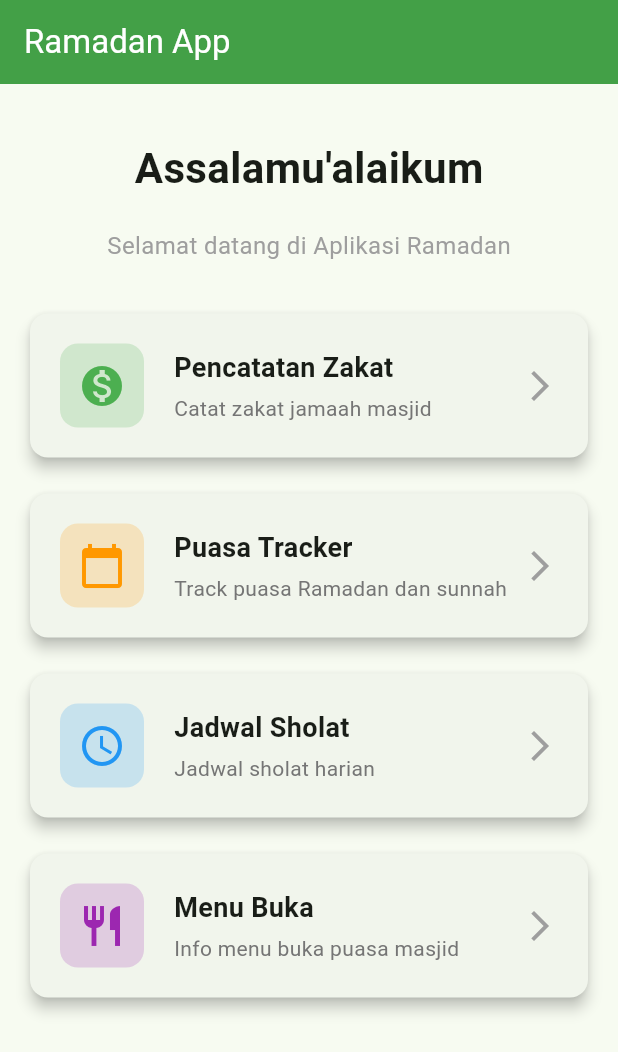
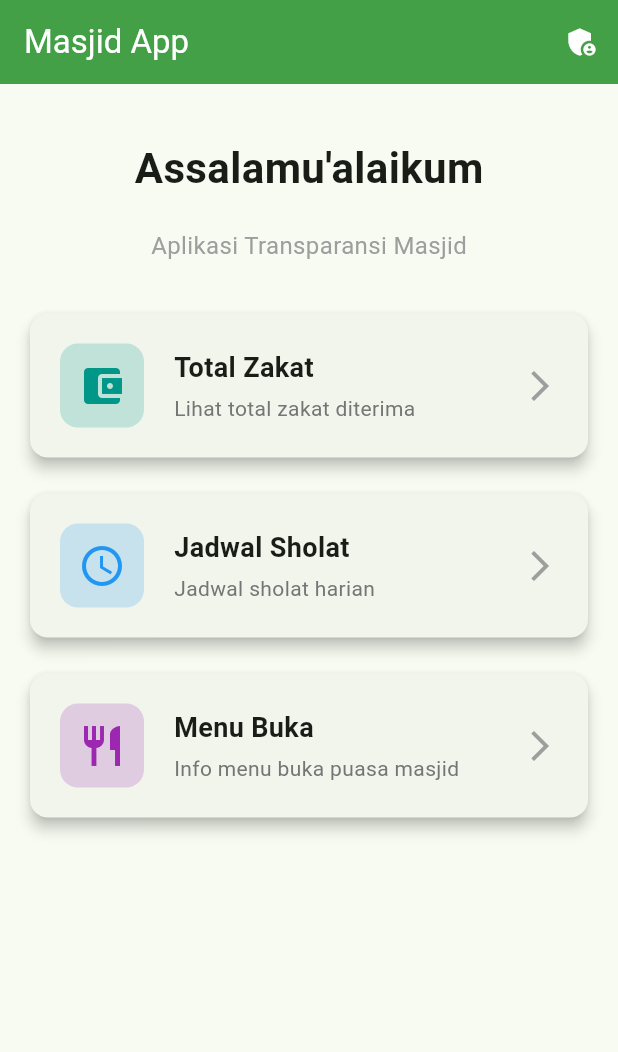
Before and after one commit to muhtegaralfikri/ramadhan-app, a Flutter app: the screen it shows after launch, on a phone screen of 412 x 824 dp. Shown: the top 1052 px of the screen. Run offline on Flutter 3.47's test engine with Material 3 defaults, Android fonts, the phone set to English and light mode, and no system bars; our stand-ins replace supabase_flutter; accounts and stored records are empty; statements that could not run were skipped.

Commit message:
Implement authentication features with login screen and admin management; refactor HomeScreen and ZakatListScreen for admin role handling

```diff
--- a/lib/main.dart
+++ b/lib/main.dart
@@ -1,6 +1,7 @@
 import 'package:flutter/material.dart';
 import 'config/supabase_config.dart';
 import 'screens/home/home_screen.dart';
+import 'services/auth_service.dart';
 
 void main() async {
   WidgetsFlutterBinding.ensureInitialized();
@@ -15,13 +16,67 @@ class MyApp extends StatelessWidget {
   @override
   Widget build(BuildContext context) {
     return MaterialApp(
-      title: 'Ramadan App',
+      title: 'Masjid App',
       debugShowCheckedModeBanner: false,
       theme: ThemeData(
         colorScheme: ColorScheme.fromSeed(seedColor: Colors.green),
         useMaterial3: true,
       ),
-      home: const HomeScreen(),
+      home: const MainApp(),
     );
   }
 }
+
+class MainApp extends StatefulWidget {
+  const MainApp({super.key});
+
+  @override
+  State<MainApp> createState() => _MainAppState();
+}
+
+class _MainAppState extends State<MainApp> {
+  final AuthService _authService = AuthService();
+  bool _isAdmin = false;
+
+  @override
+  void initState() {
+    super.initState();
+    _checkAuthStatus();
+
+    // Listen to auth state changes
+    _authService.authStateChanges.listen((data) {
+      if (data.session != null) {
+        setState(() {
+          _isAdmin = true;
+        });
+      } else {
+        setState(() {
+          _isAdmin = false;
+        });
+      }
+    });
+  }
+
+  void _checkAuthStatus() {
+    setState(() {
+      _isAdmin = _authService.isLoggedIn;
+    });
+  }
+
+  @override
+  Widget build(BuildContext context) {
+    return HomeScreen(
+      isAdmin: _isAdmin,
+      onLoginSuccess: () {
+        setState(() {
+          _isAdmin = true;
+        });
+      },
+      onLogout: () {
+        setState(() {
+          _isAdmin = false;
+        });
+      },
+    );
+  }
+}
--- a/lib/screens/home/home_screen.dart
+++ b/lib/screens/home/home_screen.dart
@@ -1,43 +1,91 @@
 import 'package:flutter/material.dart';
 import '../zakat/zakat_list_screen.dart';
-import '../puasa/puasa_screen.dart';
+import '../auth/login_screen.dart';
 import '../jadwal/jadwal_screen.dart';
 import '../menu_buka/menu_screen.dart';
-import '../../models/zakat.dart';
+import '../../services/auth_service.dart';
 
 class HomeScreen extends StatefulWidget {
-  const HomeScreen({super.key});
+  final bool isAdmin;
+  final VoidCallback onLoginSuccess;
+  final VoidCallback onLogout;
+
+  const HomeScreen({
+    super.key,
+    required this.isAdmin,
+    required this.onLoginSuccess,
+    required this.onLogout,
+  });
 
   @override
   State<HomeScreen> createState() => _HomeScreenState();
 }
 
 class _HomeScreenState extends State<HomeScreen> {
-  final List<Zakat> _zakatList = [];
+  final AuthService _authService = AuthService();
 
-  void _handleZakatSaved(Zakat zakat) {
-    setState(() {
-      _zakatList.add(zakat);
-    });
+  Future<void> _handleLogin() async {
+    final result = await Navigator.push(
+      context,
+      MaterialPageRoute(builder: (context) => const LoginScreen()),
+    );
+    if (result == true) {
+      widget.onLoginSuccess();
+    }
   }
 
-  void _handleZakatEdited(Zakat zakat) {
-    // Implement edit logic jika needed
+  Future<void> _handleLogout() async {
+    final confirmed = await showDialog<bool>(
+      context: context,
+      builder: (context) => AlertDialog(
+        title: const Text('Logout'),
+        content: const Text('Apakah Anda yakin ingin logout?'),
+        actions: [
+          TextButton(
+            onPressed: () => Navigator.pop(context, false),
+            child: const Text('Batal'),
+          ),
+          ElevatedButton(
+            onPressed: () => Navigator.pop(context, true),
+            style: ElevatedButton.styleFrom(backgroundColor: Colors.red),
+            child: const Text('Logout', style: TextStyle(color: Colors.white)),
+          ),
+        ],
+      ),
+    );
+
+    if (confirmed == true) {
+      await _authService.logout();
+      widget.onLogout();
+      if (mounted) {
+        ScaffoldMessenger.of(context).showSnackBar(
+          const SnackBar(content: Text('Berhasil logout')),
+        );
       }
-
-  void _handleZakatDeleted(String id) {
-    setState(() {
-      _zakatList.removeWhere((z) => z.id == id);
-    });
+    }
   }
 
   @override
   Widget build(BuildContext context) {
     return Scaffold(
       appBar: AppBar(
-        title: const Text('Ramadan App', style: TextStyle(color: Colors.white)),
+        title: Text(widget.isAdmin ? 'Dashboard Admin' : 'Masjid App', style: const TextStyle(color: Colors.white)),
         backgroundColor: Colors.green.shade600,
         elevation: 0,
+        actions: [
+          if (widget.isAdmin)
+            IconButton(
+              icon: const Icon(Icons.logout, color: Colors.white),
+              onPressed: _handleLogout,
+              tooltip: 'Logout',
+            )
+          else
+            IconButton(
+              icon: const Icon(Icons.admin_panel_settings, color: Colors.white),
+              onPressed: _handleLogin,
+              tooltip: 'Login Admin',
+            ),
+        ],
       ),
       body: SingleChildScrollView(
         child: Padding(
@@ -54,41 +102,44 @@ class _HomeScreenState extends State<HomeScreen> {
                   ),
                 ),
               ),
-              const Center(
+              Center(
                 child: Padding(
-                  padding: EdgeInsets.only(bottom: 30.0),
+                  padding: const EdgeInsets.only(bottom: 30.0),
                   child: Text(
-                    'Selamat datang di Aplikasi Ramadan',
+                    widget.isAdmin
+                        ? 'Selamat datang, Admin'
+                        : 'Aplikasi Transparansi Masjid',
                     style: TextStyle(fontSize: 16, color: Colors.grey),
                   ),
                 ),
               ),
+              if (widget.isAdmin) ...[
                 _buildMenuCard(
                   context,
                   'Pencatatan Zakat',
-                'Catat zakat jamaah masjid',
+                  'Kelola data zakat jamaah',
                   Icons.monetization_on,
                   Colors.green,
                   () => Navigator.push(
                     context,
-                  MaterialPageRoute(builder: (context) => ZakatListScreen(
-                    zakatList: _zakatList,
-                    onEdit: _handleZakatEdited,
-                    onDelete: _handleZakatDeleted,
-                    onAdd: _handleZakatSaved,
+                    MaterialPageRoute(builder: (context) => const ZakatListScreen(
+                      isAdmin: true,
                     )),
                   ),
                 ),
                 const SizedBox(height: 16),
+              ],
               _buildMenuCard(
                 context,
-                'Puasa Tracker',
-                'Track puasa Ramadan dan sunnah',
-                Icons.calendar_today,
-                Colors.orange,
+                'Total Zakat',
+                'Lihat total zakat diterima',
+                Icons.account_balance_wallet,
+                Colors.teal,
                 () => Navigator.push(
                   context,
-                  MaterialPageRoute(builder: (context) => const PuasaScreen()),
+                  MaterialPageRoute(builder: (context) => const ZakatListScreen(
+                    isAdmin: false,
+                  )),
                 ),
               ),
               const SizedBox(height: 16),
@@ -164,7 +215,7 @@ class _HomeScreenState extends State<HomeScreen> {
                       subtitle,
                       style: TextStyle(
                         fontSize: 14,
-                        color: Colors.grey[600],
+                        color: Colors.grey.shade600,
                       ),
                     ),
                   ],
```
Also changed, not shown: lib/models/zakat.dart (+5 -5 lines), lib/screens/auth/login_screen.dart (added, +185 -0 lines), lib/screens/zakat/zakat_list_screen.dart (+74 -35 lines), lib/screens/zakat/zakat_screen.dart (+46 -8 lines), lib/services/auth_service.dart (added, +40 -0 lines). Lines whose indentation alone changed are shown as unchanged.
